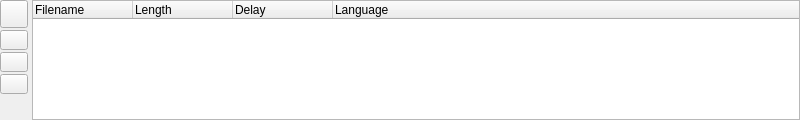
Old version of the form ui/subtitlefilelistwidget.ui in the repository MINIXJR/TTCut-ng.
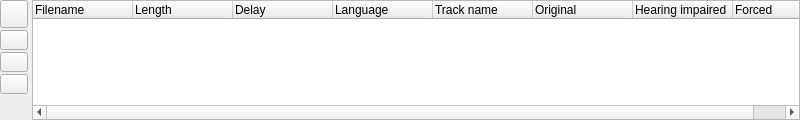
New version of the form. Icons and pictures are not drawn.

Commit message: Add MKV track name and flags for audio and subtitle tracks

Diff of the .ui file:
```diff
--- a/ui/subtitlefilelistwidget.ui
+++ b/ui/subtitlefilelistwidget.ui
@@ -255,6 +255,26 @@
        <string>Language</string>
       </property>
      </column>
+     <column>
+      <property name="text">
+       <string>Track name</string>
+      </property>
+     </column>
+     <column>
+      <property name="text">
+       <string>Original</string>
+      </property>
+     </column>
+     <column>
+      <property name="text">
+       <string>Hearing impaired</string>
+      </property>
+     </column>
+     <column>
+      <property name="text">
+       <string>Forced</string>
+      </property>
+     </column>
      <column>
       <property name="text">
        <string notr="true"/>
```
The commit also changes 25 other files.
